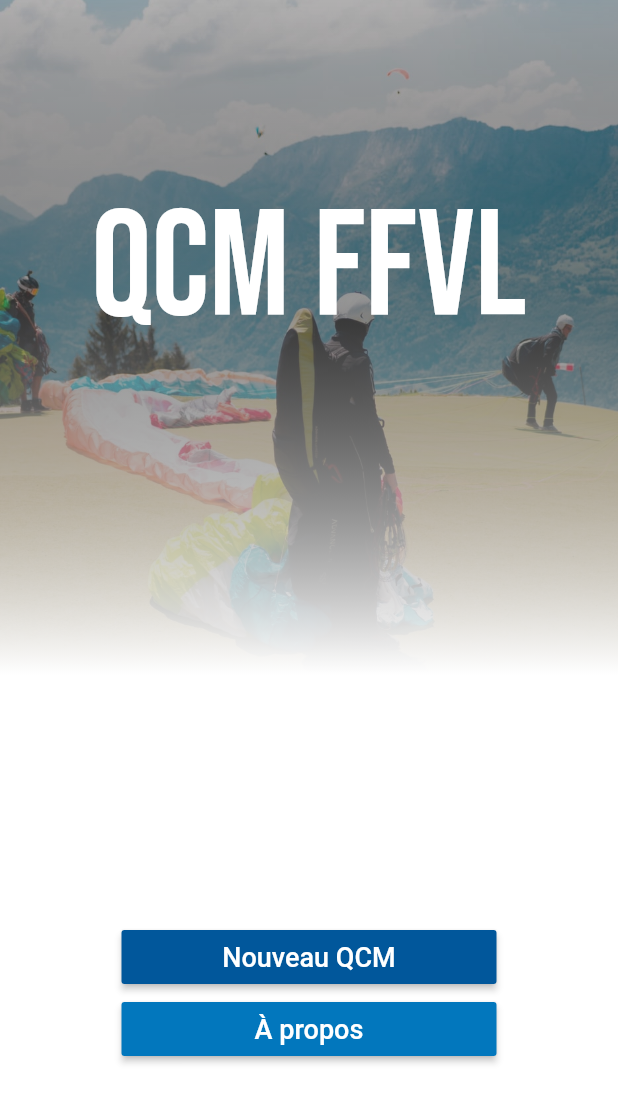
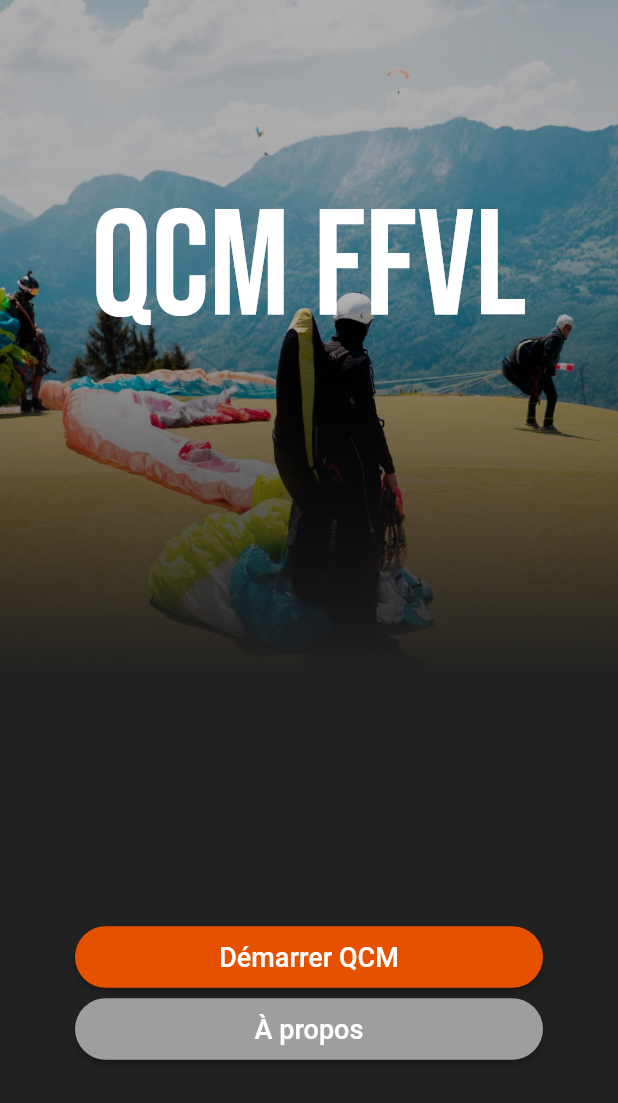
Before and after one commit to Aloysb/quizz_ffv, a Flutter app: the screen it shows after launch, on a phone screen of 412 x 824 dp. Shown: the top 1103 px of the screen. Run offline on Flutter 3.47's test engine with Material 2 defaults, Android fonts, the phone set to English and light mode, and no system bars; our stand-ins replace csv, mvc_pattern.

Commit message:
Changing the design to darker theme

```diff
--- a/lib/model/main_model.dart
+++ b/lib/model/main_model.dart
@@ -73,7 +73,6 @@
         questionsList.length, (int index) => index); // [0, 1, 4]
 
     randomIndexes.shuffle();
-    print(length);
     _currentQuiz = randomIndexes
         .sublist(0, length + 1)
         .map((index) => questionsList[index])
--- a/lib/views/Home.dart
+++ b/lib/views/Home.dart
@@ -11,6 +11,7 @@
       body: Container(
         color: Colors.white,
         child: Column(
+          crossAxisAlignment: CrossAxisAlignment.stretch,
           children: [
             Container(
               child: Stack(
@@ -38,8 +39,8 @@
                       gradient: LinearGradient(
                         begin: Alignment.bottomCenter,
                         end: Alignment.topCenter,
-                        colors: [Colors.white, Colors.transparent],
-                        stops: [0.1, 1.0],
+                        colors: [Colors.grey[900], Colors.transparent],
+                        stops: [0.1, 0.6],
                       ),
                     ),
                   ),
@@ -61,20 +62,26 @@
             ),
             Expanded(
               child: Container(
+                color: Colors.grey[900],
                 width: 250.0,
+                child: Padding(
+                  padding: EdgeInsets.symmetric(horizontal: 50, vertical: 0),
                   child: Column(
                     crossAxisAlignment: CrossAxisAlignment.stretch,
                     mainAxisAlignment: MainAxisAlignment.center,
                     children: [
                       RaisedButton(
+                        shape: StadiumBorder(),
+                        padding:
+                            EdgeInsets.symmetric(horizontal: 0, vertical: 10),
                         child: Text(
-                        'Nouveau QCM',
+                          'Démarrer QCM',
                           style: TextStyle(
                             fontSize: 18.0,
                             color: Colors.white,
                           ),
                         ),
-                      color: Colors.lightBlue[900],
+                        color: Colors.orange[900],
                         onPressed: () {
                           Navigator.push(
                             context,
@@ -85,7 +92,10 @@
                         },
                       ),
                       RaisedButton(
-                      color: Colors.lightBlue[800],
+                        shape: StadiumBorder(),
+                        color: Colors.grey[500],
+                        padding:
+                            EdgeInsets.symmetric(horizontal: 0, vertical: 10),
                         child: Text(
                           'À propos',
                           style: TextStyle(
@@ -106,6 +116,7 @@
                   ),
                 ),
               ),
+            ),
           ],
         ),
       ),
--- a/lib/views/component/Headers.dart
+++ b/lib/views/component/Headers.dart
@@ -41,7 +41,7 @@
                 ),
               ),
               Text(
-                Controller.numberOfQuestions.toString(),
+                (Controller.numberOfQuestions - 1).toString(),
                 style: TextStyle(
                   fontSize: 16.0,
                   color: Colors.white70,
```
Also changed, not shown: lib/views/ChooseQuestionsView.dart (+4 -4 lines), lib/views/QuizView.dart (+10 -5 lines), lib/views/component/QuestionsCard.dart (+13 -2 lines). Lines whose indentation alone changed are shown as unchanged.
